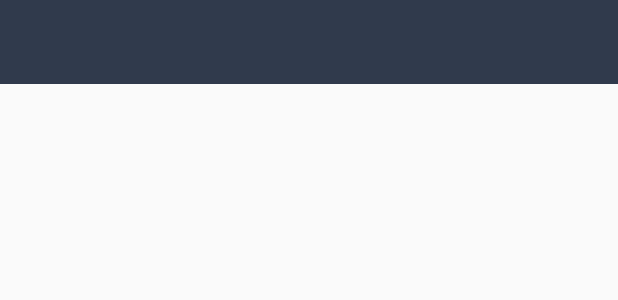
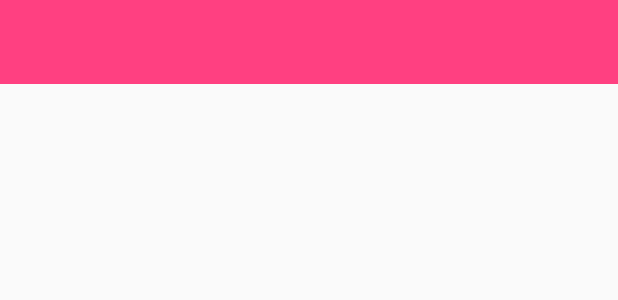
Before and after one commit to prateekdroid08/Soundrolling, an Android app: the layout toolbar_with_title.xml on its own in the app's theme, with its tools: preview values and no code run, on a phone screen of 412 x 824 dp. Shown: the top 300 px of the screen. Run offline under Robolectric (Android 15) with nearby library versions, the phone set to English and light mode, and no system bars.

Commit message:
merge changes

```diff
--- a/app/src/main/res/values/colors.xml
+++ b/app/src/main/res/values/colors.xml
@@ -3,6 +3,6 @@
     <color name="colorPrimary">#3F51B5</color>
     <color name="colorPrimaryDark">#303F9F</color>
     <color name="colorAccent">#FF4081</color>
-    <color name="theme_color">#303a4c</color>
+    <color name="theme_color">#FF4081</color>
     <color name="white">#ffffff</color>
 </resources>
```
